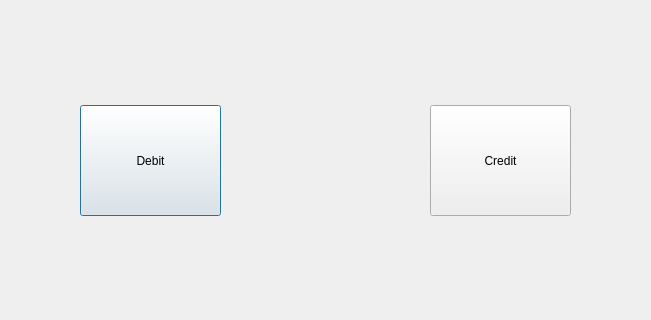
Qt form bank-automat/debitvscredit.ui (25kmo-project/group_15) before a commit; both pictures show x 140 to 791 and y 135 to 455 of the 900 by 600 pixel window.
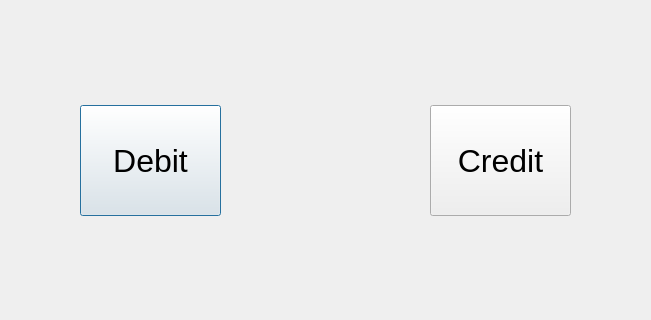
The same form after that commit.

Patch:
```diff
--- a/bank-automat/debitvscredit.ui
+++ b/bank-automat/debitvscredit.ui
@@ -22,6 +22,12 @@
      <height>111</height>
     </rect>
    </property>
+   <property name="font">
+    <font>
+     <family>Arial</family>
+     <pointsize>24</pointsize>
+    </font>
+   </property>
    <property name="text">
     <string>Debit</string>
    </property>
@@ -35,6 +41,12 @@
      <height>111</height>
     </rect>
    </property>
+   <property name="font">
+    <font>
+     <family>Arial</family>
+     <pointsize>24</pointsize>
+    </font>
+   </property>
    <property name="text">
     <string>Credit</string>
    </property>
```
